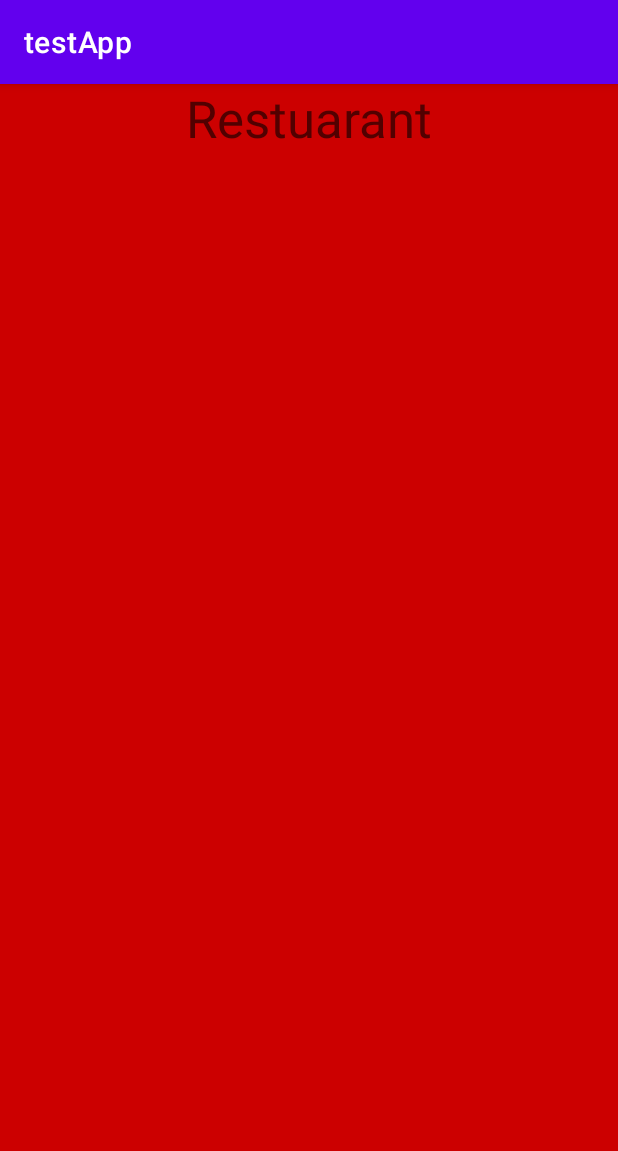
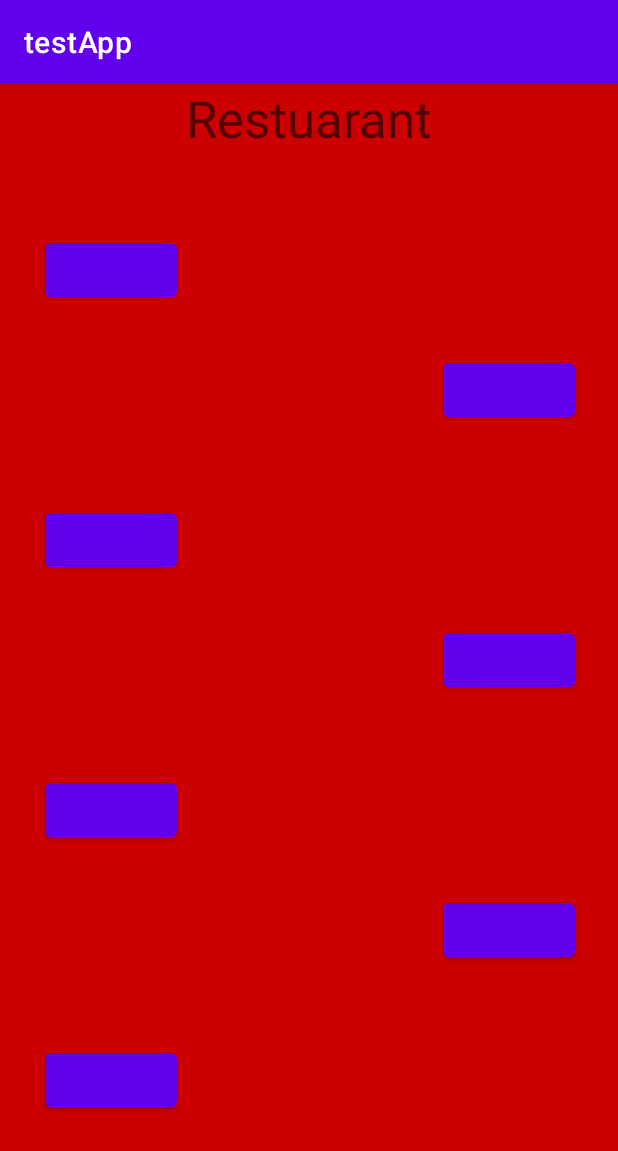
Before and after one commit to Bahuten/Real-Time-Route-Generation, an Android app: the screen it shows after launch (MainActivity before the commit, restuarant after it), on a phone screen of 412 x 824 dp. Shown: the top 1151 px of the screen. Run offline under Robolectric (Android 15) with nearby library versions, the phone set to English and light mode, and no system bars.

Commit message:
more formatting on restuarant

```diff
--- a/testApp/app/src/main/AndroidManifest.xml
+++ b/testApp/app/src/main/AndroidManifest.xml
@@ -10,7 +10,7 @@
         android:supportsRtl="true"
         android:theme="@style/Theme.TestApp"
         android:usesCleartextTraffic="true">
-        <activity android:name=".MainActivity">
+        <activity android:name=".restuarant">
             <intent-filter>
                 <action android:name="android.intent.action.MAIN" />
 
--- a/testApp/app/src/main/java/com/example/testapp/MainActivity.java
+++ b/testApp/app/src/main/java/com/example/testapp/restuarant.java
@@ -4,11 +4,11 @@ import androidx.appcompat.app.AppCompatActivity;
 
 import android.os.Bundle;
 import android.widget.*;
-import android.view.*;
+
 import java.io.IOException;
 import okhttp3.*;
 
-public class MainActivity extends AppCompatActivity {
+public class restuarant extends AppCompatActivity {
     private String url = "http://10.0.2.2:5000/";
     private String postBodyString;
     private MediaType mediaType;
@@ -18,7 +18,7 @@ public class MainActivity extends AppCompatActivity {
     @Override
     protected void onCreate(Bundle savedInstanceState) {
         super.onCreate(savedInstanceState);
-        setContentView(R.layout.activity_main);
+        setContentView(R.layout.restuarant);
 
     }
     private RequestBody buildRequestBody(String msg) {
@@ -42,7 +42,7 @@ public class MainActivity extends AppCompatActivity {
                 runOnUiThread(new Runnable() {
                     @Override
                     public void run() {
-                        Toast.makeText(MainActivity.this, "Something went wrong:" + " " + e.getMessage(), Toast.LENGTH_SHORT).show();
+                        Toast.makeText(restuarant.this, "Something went wrong:" + " " + e.getMessage(), Toast.LENGTH_SHORT).show();
                         call.cancel();
                     }
                 });
@@ -54,7 +54,7 @@ public class MainActivity extends AppCompatActivity {
                     @Override
                     public void run() {
                         try {
-                            Toast.makeText(MainActivity.this, response.body().string(), Toast.LENGTH_LONG).show();
+                            Toast.makeText(restuarant.this, response.body().string(), Toast.LENGTH_LONG).show();
                         } catch (IOException e) {
                             e.printStackTrace();
                         }
--- a/testApp/app/src/main/res/layout/activity_main.xml
+++ /dev/null
@@ -1,32 +0,0 @@
-<?xml version="1.0" encoding="utf-8"?>
-<FrameLayout xmlns:android="http://schemas.android.com/apk/res/android"
-    xmlns:app="http://schemas.android.com/apk/res-auto"
-    xmlns:tools="http://schemas.android.com/tools"
-    android:id="@+id/grid"
-    android:layout_width="match_parent"
-    android:layout_height="match_parent"
-    android:background="@android:color/holo_red_dark"
-    tools:context=".MainActivity">
-
-    <androidx.fragment.app.FragmentContainerView
-        android:id="@+id/nav_host_fragment"
-        android:name="androidx.navigation.fragment.NavHostFragment"
-        android:layout_width="0dp"
-        android:layout_height="0dp"
-        app:defaultNavHost="true"
-        app:layout_constraintBottom_toBottomOf="parent"
-        app:layout_constraintLeft_toLeftOf="parent"
-        app:layout_constraintRight_toRightOf="parent"
-
-        app:layout_constraintTop_toTopOf="parent"
-        app:navGraph="@navigation/nav_graph" />
-
-    <TextView
-        android:id="@+id/Title"
-        android:layout_width="match_parent"
-        android:layout_height="wrap_content"
-        android:gravity="center"
-        android:text="Restuarant"
-        android:textAppearance="@style/TextAppearance.AppCompat.Display1" />
-
-</FrameLayout>
--- a/testApp/app/src/main/res/layout/fragment_bar.xml
+++ b/testApp/app/src/main/res/layout/fragment_bar.xml
@@ -12,7 +12,7 @@
         android:layout_width="match_parent"
         android:layout_height="wrap_content"
         android:gravity="center"
-        android:text="The Bar"
+        android:text="@string/bar"
         android:textAppearance="@style/TextAppearance.AppCompat.Display1" />
 
 </FrameLayout>
--- a/testApp/app/src/main/res/layout/fragment_exit.xml
+++ b/testApp/app/src/main/res/layout/fragment_exit.xml
@@ -12,7 +12,7 @@
         android:layout_width="match_parent"
         android:layout_height="wrap_content"
         android:gravity="center"
-        android:text="The Exit Door"
+        android:text="@string/exit_door"
         android:textAppearance="@style/TextAppearance.AppCompat.Display1" />
 
 </FrameLayout>
--- a/testApp/app/src/main/res/layout/fragment_kitchen.xml
+++ b/testApp/app/src/main/res/layout/fragment_kitchen.xml
@@ -12,7 +12,7 @@
         android:layout_width="match_parent"
         android:layout_height="wrap_content"
         android:gravity="center"
-        android:text="The Kitchen"
+        android:text="@string/kitchen"
         android:textAppearance="@style/TextAppearance.AppCompat.Display1" />
 
 </FrameLayout>
--- a/testApp/app/src/main/res/layout/fragment_office.xml
+++ b/testApp/app/src/main/res/layout/fragment_office.xml
@@ -12,7 +12,7 @@
         android:layout_width="match_parent"
         android:layout_height="wrap_content"
         android:gravity="center"
-        android:text="The Office"
+        android:text="@string/office"
         android:textAppearance="@style/TextAppearance.AppCompat.Display1"
         app:lineHeight="50" />
 </FrameLayout>
--- a/testApp/app/src/main/res/layout/fragment_table.xml
+++ b/testApp/app/src/main/res/layout/fragment_table.xml
@@ -12,7 +12,7 @@
         android:layout_width="match_parent"
         android:layout_height="wrap_content"
         android:gravity="center"
-        android:text="The Table"
+        android:text="@string/table"
         android:textAppearance="@style/TextAppearance.AppCompat.Display1" />
 
 </FrameLayout>
--- a/testApp/app/src/main/res/layout/fragment_toilet.xml
+++ b/testApp/app/src/main/res/layout/fragment_toilet.xml
@@ -12,7 +12,7 @@
         android:layout_width="match_parent"
         android:layout_height="wrap_content"
         android:gravity="center"
-        android:text="The Toilet"
+        android:text="@string/toilet"
         android:textAppearance="@style/TextAppearance.AppCompat.Display1" />
 
 </FrameLayout>
--- /dev/null
+++ b/testApp/app/src/main/res/layout/restuarant.xml
@@ -0,0 +1,84 @@
+<?xml version="1.0" encoding="utf-8"?>
+<FrameLayout xmlns:android="http://schemas.android.com/apk/res/android"
+    xmlns:app="http://schemas.android.com/apk/res-auto"
+    xmlns:tools="http://schemas.android.com/tools"
+    android:id="@+id/grid"
+    android:layout_width="match_parent"
+    android:layout_height="match_parent"
+    android:background="@android:color/holo_red_dark"
+    tools:context=".restuarant">
+
+    <androidx.fragment.app.FragmentContainerView
+        android:id="@+id/nav_host_fragment"
+        android:name="androidx.navigation.fragment.NavHostFragment"
+        android:layout_width="0dp"
+        android:layout_height="0dp"
+        app:defaultNavHost="true"
+        app:layout_constraintBottom_toBottomOf="parent"
+        app:layout_constraintLeft_toLeftOf="parent"
+        app:layout_constraintRight_toRightOf="parent"
+
+        app:layout_constraintTop_toTopOf="parent"
+        app:navGraph="@navigation/nav_graph" />
+
+    <TextView
+        android:id="@+id/Title"
+        android:layout_width="match_parent"
+        android:layout_height="wrap_content"
+        android:gravity="center"
+        android:text="@string/rest"
+        android:textAppearance="@style/TextAppearance.AppCompat.Display1" />
+
+    <Button
+        android:id="@+id/table1"
+        android:layout_width="wrap_content"
+        android:layout_height="wrap_content"
+        android:layout_marginTop="280dp"
+        android:layout_marginLeft="30dp"/>
+    <Button
+        android:id="@+id/table2"
+        android:layout_width="wrap_content"
+        android:layout_height="wrap_content"
+        android:layout_marginTop="180dp"
+        android:layout_marginLeft="295dp"/>
+    <Button
+        android:id="@+id/table3"
+        android:layout_width="wrap_content"
+        android:layout_height="wrap_content"
+        android:layout_marginTop="100dp"
+        android:layout_marginLeft="30dp"/>
+    <Button
+        android:id="@+id/table4"
+        android:layout_width="wrap_content"
+        android:layout_height="wrap_content"
+        android:layout_marginTop="360dp"
+        android:layout_marginLeft="295dp"/>
+    <Button
+        android:id="@+id/table5"
+        android:layout_width="wrap_content"
+        android:layout_height="wrap_content"
+        android:layout_marginTop="460dp"
+        android:layout_marginLeft="30dp"/>
+    <Button
+        android:id="@+id/table6"
+        android:layout_width="wrap_content"
+        android:layout_height="wrap_content"
+        android:layout_marginTop="540dp"
+        android:layout_marginLeft="295dp"/>
+    <Button
+        android:id="@+id/table7"
+        android:layout_width="wrap_content"
+        android:layout_height="wrap_content"
+        android:layout_marginTop="640dp"
+        android:layout_marginLeft="30dp"/>
+
+    <ScrollView
+        android:layout_width="match_parent"
+        android:layout_height="match_parent">
+
+        <LinearLayout
+            android:layout_width="match_parent"
+            android:layout_height="match_parent"
+            android:orientation="vertical" />
+    </ScrollView>
+</FrameLayout>
--- a/testApp/app/src/main/res/navigation/nav_graph.xml
+++ b/testApp/app/src/main/res/navigation/nav_graph.xml
@@ -11,7 +11,7 @@
         android:layout_height="match_parent"
         app:defaultNavHost="true"
         app:navGraph="@navigation/nav_graph"
-        tools:layout="@layout/activity_main" />
+        tools:layout="@layout/restuarant" />
     <fragment
         android:id="@+id/table"
         android:name="com.example.testapp.table"
--- a/testApp/app/src/main/res/values/strings.xml
+++ b/testApp/app/src/main/res/values/strings.xml
@@ -3,4 +3,11 @@
     <string name="test">test</string>
     <!-- TODO: Remove or change this placeholder text -->
     <string name="hello_blank_fragment">Hello blank fragment</string>
+    <string name="rest">Restuarant</string>
+    <string name="office">The Office</string>
+    <string name="bar">The Bar</string>
+    <string name="kitchen">The Kitchen</string>
+    <string name="exit_door">The Exit Door</string>
+    <string name="toilet">The Toilet</string>
+    <string name="table">The Table</string>
 </resources>
```
